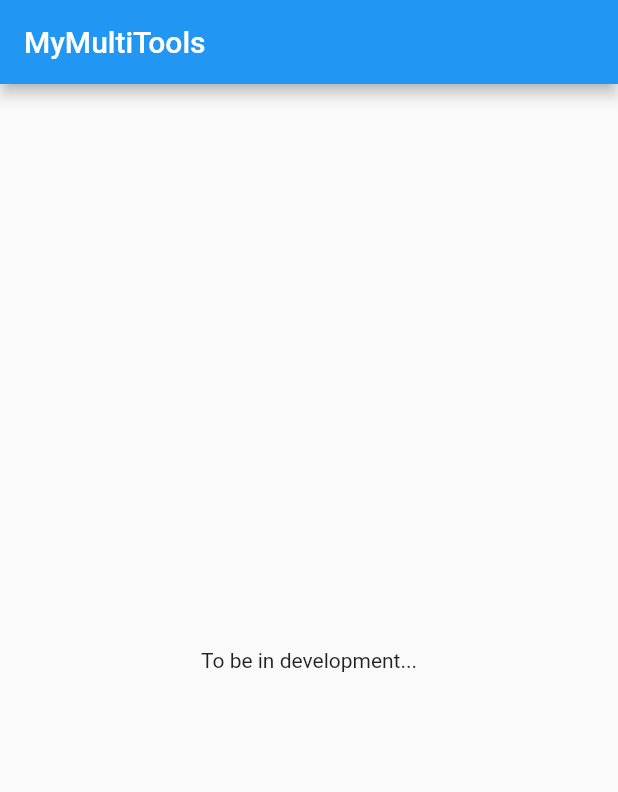
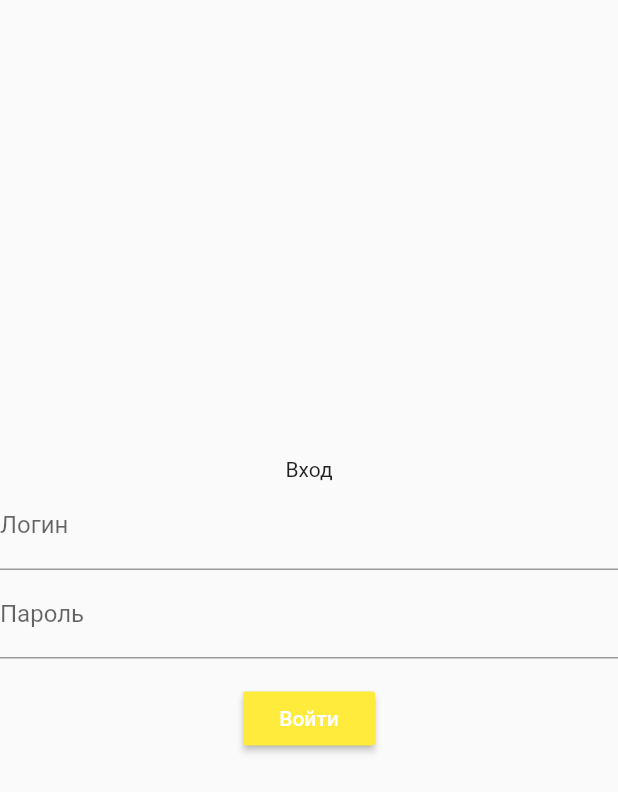
Before and after one commit to FaneTheEternal/mymultitools_frontend, a Flutter app: the screen it shows after launch, on a phone screen of 412 x 824 dp. Shown: the top 792 px of the screen. Run offline on Flutter 3.47's test engine with Material 2 defaults, Android fonts, the phone set to English and light mode, and no system bars; our stand-ins replace recase, sqflite; accounts and stored records are empty.

Commit message:
типа логинскрин

```diff
--- /dev/null
+++ b/lib/KeyWords.dart
@@ -0,0 +1,9 @@
+import 'package:recase/recase.dart';
+
+class KeyWords {
+  static ReCase get login => new ReCase('вход');
+  static ReCase get loginEnter => new ReCase('войти');
+  static ReCase get emptyText => new ReCase('не может быть пустым');
+  static ReCase get username => new ReCase('логин');
+  static ReCase get password => new ReCase('пароль');
+}
--- /dev/null
+++ b/lib/auth.dart
@@ -0,0 +1,96 @@
+import 'package:flutter/material.dart';
+import 'package:provider/provider.dart';
+
+import 'KeyWords.dart';
+import 'app.dart';
+
+class Auth extends StatelessWidget {
+  @override
+  Widget build(BuildContext context) {
+    return Consumer<AuthModel>(
+      builder: (context, auth, child) {
+        return auth.isLogin ? MyMultiTools() : LoginForm();
+      },
+    );
+  }
+}
+
+class AuthModel extends ChangeNotifier {
+  String username;
+  String password;
+
+  bool get isLogin => username != null && password != null;
+
+  void login(String username, String password) {
+    this.username = username;
+    this.password = password;
+    notifyListeners();
+  }
+
+  void logout() {
+    this.username = null;
+    this.password = null;
+    notifyListeners();
+  }
+}
+
+class LoginForm extends StatefulWidget {
+  @override
+  _LoginFormState createState() => _LoginFormState();
+}
+
+class _LoginFormState extends State<LoginForm> {
+  bool _validate = true;
+
+  final usernameController = TextEditingController();
+  final passwordController = TextEditingController();
+
+  @override
+  Widget build(BuildContext context) {
+    return Column(
+      mainAxisAlignment: MainAxisAlignment.center,
+      children: [
+        Text(KeyWords.login.sentenceCase),
+        TextField(
+          controller: usernameController,
+          decoration: InputDecoration(
+              labelText: KeyWords.username.sentenceCase,
+              errorText: _validate ? null : KeyWords.emptyText.sentenceCase),
+        ),
+        TextField(
+          controller: passwordController,
+          decoration: InputDecoration(
+              labelText: KeyWords.password.sentenceCase,
+              errorText: _validate ? null : KeyWords.emptyText.sentenceCase),
+        ),
+        Padding(
+          padding: const EdgeInsets.symmetric(vertical: 16),
+          child: RaisedButton(
+            onPressed: () {
+              setState(() {
+                _validate = usernameController.text.isEmpty ||
+                        passwordController.text.isEmpty
+                    ? false
+                    : true;
+              });
+              if (_validate) {
+                Provider.of<AuthModel>(context, listen: false)
+                    .login(usernameController.text, passwordController.text);
+              }
+            },
+            child: Text(KeyWords.loginEnter.sentenceCase),
+            color: Colors.yellow,
+            textColor: Colors.white,
+          ),
+        )
+      ],
+    );
+  }
+
+  @override
+  void dispose() {
+    usernameController.dispose();
+    passwordController.dispose();
+    super.dispose();
+  }
+}
--- a/lib/main.dart
+++ b/lib/main.dart
@@ -1,19 +1,24 @@
 import 'package:flutter/material.dart';
+import 'package:provider/provider.dart';
+
+import 'auth.dart';
 
 void main() {
-  runApp(MyMultiTools());
+  runApp(App());
 }
 
-class MyMultiTools extends StatelessWidget {
+class App extends StatelessWidget {
   @override
   Widget build(BuildContext context) {
-    return MaterialApp(
-      title: 'MyMultiTools',
-      home: Scaffold(
-        appBar: AppBar(
-          title: Text('MyMultiTools'),
-        ),
-        body: Center(child: Text('To be in development...')),
+    return MultiProvider(
+      providers: [
+        ChangeNotifierProvider(create: (context) => AuthModel()),
+      ],
+      child: MaterialApp(
+        title: 'MyMultiTools',
+        home: Scaffold(
+          body: Auth(),
+        )
       ),
     );
   }
```
Also changed, not shown: lib/app.dart (added, +15 -0 lines), pubspec.yaml (+3 -55 lines), pubspec.lock, 1 other file.
